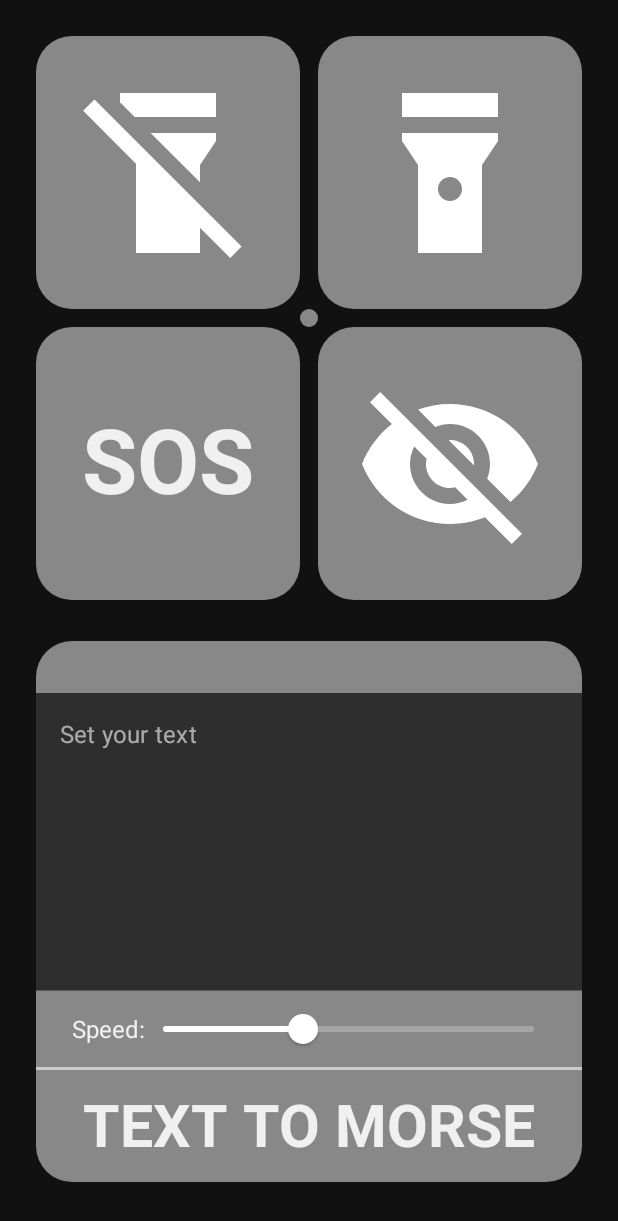
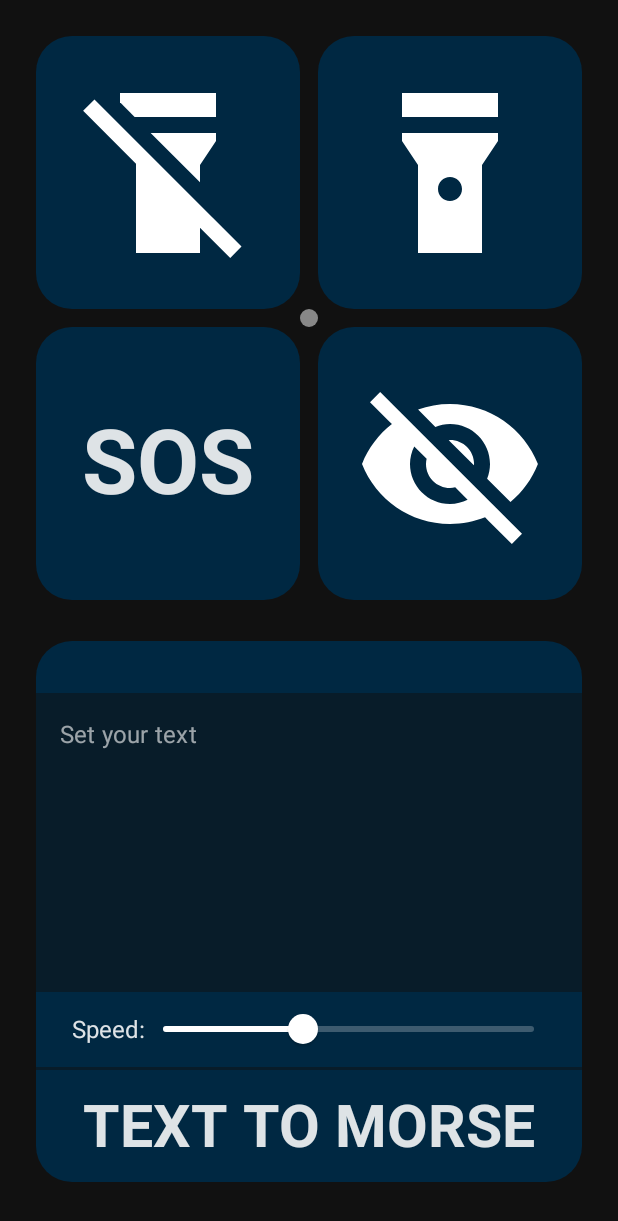
Before and after one commit to DEZZOMORF/morse-flashlight, an Android app built with Jetpack Compose: the screen it shows after launch (MainActivity), on a phone screen of 412 x 824 dp. Shown: the top 1221 px of the screen. Run offline under Robolectric (Android 15) with nearby library versions, the phone set to English and light mode, and no system bars; our stand-ins replace AdMob, Dagger/Hilt's generated code; 5 statements that could not run were skipped.

Commit message:
Changed colors

```diff
--- a/app/build.gradle
+++ b/app/build.gradle
@@ -86,9 +86,6 @@ dependencies {
     // Hilt
     implementation("androidx.hilt:hilt-navigation-compose:1.0.0")
 
-    // System UI controller
-    implementation "com.google.accompanist:accompanist-systemuicontroller:0.27.0"
-
     //Firebase
     implementation platform('com.google.firebase:firebase-bom:31.1.1')
     implementation 'com.google.firebase:firebase-analytics-ktx'
--- a/app/src/main/java/com/dezzomorf/morseflashlight/activity/MainActivity.kt
+++ b/app/src/main/java/com/dezzomorf/morseflashlight/activity/MainActivity.kt
@@ -16,11 +16,9 @@ import com.dezzomorf.morseflashlight.manager.InAppUpdateManager
 import com.dezzomorf.morseflashlight.ui.BannerAdView
 import com.dezzomorf.morseflashlight.ui.MainButtons
 import com.dezzomorf.morseflashlight.ui.MorseUi
-import com.dezzomorf.morseflashlight.ui.theme.DarkGray
 import com.dezzomorf.morseflashlight.ui.theme.MorseFlashlightTheme
 import com.dezzomorf.morseflashlight.ui.theme.defaultArrangementSpace
 import com.dezzomorf.morseflashlight.viewmodel.MainViewModel
-import com.google.accompanist.systemuicontroller.rememberSystemUiController
 import com.google.android.gms.ads.MobileAds
 import com.google.firebase.crashlytics.FirebaseCrashlytics
 import dagger.hilt.android.AndroidEntryPoint
@@ -38,10 +36,6 @@ class MainActivity : ComponentActivity() {
         setUpAdMob()
 
         setContent {
-            val systemUiController = rememberSystemUiController()
-            systemUiController.setSystemBarsColor(
-                color = DarkGray
-            )
             MorseFlashlightTheme(darkTheme = true) {
                 Surface(modifier = Modifier.fillMaxSize()) {
 
--- a/app/src/main/java/com/dezzomorf/morseflashlight/ui/FlashlightButton.kt
+++ b/app/src/main/java/com/dezzomorf/morseflashlight/ui/FlashlightButton.kt
@@ -9,8 +9,8 @@ import androidx.compose.runtime.Composable
 import androidx.compose.ui.Alignment
 import androidx.compose.ui.Modifier
 import androidx.compose.ui.draw.clip
-import androidx.compose.ui.graphics.Color
 import androidx.compose.ui.unit.dp
+import com.dezzomorf.morseflashlight.ui.theme.ViewBackground
 
 @Composable
 fun RoundCornerButton(
@@ -22,7 +22,7 @@ fun RoundCornerButton(
         contentAlignment = Alignment.Center,
         modifier = Modifier
             .clip(shape = RoundedCornerShape(24.dp))
-            .background(Color.Gray)
+            .background(ViewBackground)
             .clickable { onClick() }
             .then(modifier)) {
         content.invoke(this)
@@ -39,7 +39,7 @@ fun BottomRoundCornerButton(
         contentAlignment = Alignment.Center,
         modifier = Modifier
             .clip(shape = RoundedCornerShape(0.dp, 0.dp, 24.dp, 24.dp))
-            .background(Color.Gray)
+            .background(ViewBackground)
             .clickable { onClick() }
             .then(modifier)) {
         content.invoke(this)
--- a/app/src/main/java/com/dezzomorf/morseflashlight/ui/MorseUi.kt
+++ b/app/src/main/java/com/dezzomorf/morseflashlight/ui/MorseUi.kt
@@ -24,6 +24,7 @@ import androidx.compose.ui.unit.dp
 import androidx.compose.ui.unit.sp
 import com.dezzomorf.morseflashlight.R
 import com.dezzomorf.morseflashlight.`object`.FlashlightAction
+import com.dezzomorf.morseflashlight.ui.theme.ViewBackground
 import com.dezzomorf.morseflashlight.ui.theme.defaultContentPadding
 import com.dezzomorf.morseflashlight.viewmodel.MainViewModel
 
@@ -57,6 +58,7 @@ fun MorseUi(
                 .fillMaxSize()
                 .weight(4f)
         ) {
+            val color = ViewBackground.copy(alpha = 0.5f)
             TextField(
                 value = text,
                 onValueChange = { text = it },
@@ -66,7 +68,9 @@ fun MorseUi(
                 colors = TextFieldDefaults.textFieldColors(
                     focusedLabelColor = Color.White,
                     cursorColor = Color.White,
-                    focusedIndicatorColor = Color.Transparent
+                    focusedIndicatorColor = color,
+                    unfocusedIndicatorColor = Color.Transparent,
+                    backgroundColor = color
                 ),
                 keyboardActions = KeyboardActions(
                     onDone = {
@@ -90,7 +94,7 @@ fun MorseUi(
             modifier = Modifier
                 .fillMaxWidth()
                 .height(2.dp)
-                .background(Color.LightGray)
+                .background(ViewBackground.copy(alpha = 0.5f))
         )
 
         Row(
@@ -164,7 +168,7 @@ fun MorseTextProgress(morseText: String) {
                 .fillMaxWidth()
                 .align(Alignment.BottomStart)
                 .clip(shape = RoundedCornerShape(24.dp, 24.dp, 0.dp, 0.dp))
-                .background(Color.Gray)
+                .background(ViewBackground)
                 .padding(horizontal = 16.dp, vertical = 8.dp),
             onTextLayout = { textLayoutResult ->
                 if (textLayoutResult.hasVisualOverflow) {
@@ -185,7 +189,7 @@ fun MorseSpeedSlider(morseSpeed: (Float) -> Unit) {
         modifier = Modifier
             .fillMaxSize()
             .clip(shape = RoundedCornerShape(0.dp, 0.dp, 0.dp, 0.dp))
-            .background(Color.Gray)
+            .background(ViewBackground)
             .padding(horizontal = defaultContentPadding)
     ) {
         Text(
--- a/app/src/main/java/com/dezzomorf/morseflashlight/ui/theme/Color.kt
+++ b/app/src/main/java/com/dezzomorf/morseflashlight/ui/theme/Color.kt
@@ -6,4 +6,6 @@ val Purple200 = Color(0xFFBB86FC)
 val Purple500 = Color(0xFF6200EE)
 val Purple700 = Color(0xFF3700B3)
 val Teal200 = Color(0xFF03DAC5)
-val DarkGray = Color(0xFF111111)
+
+val AppBackground = Color(0xFF111111)
+val ViewBackground = Color(0xFF002842)
--- a/app/src/main/java/com/dezzomorf/morseflashlight/ui/theme/Theme.kt
+++ b/app/src/main/java/com/dezzomorf/morseflashlight/ui/theme/Theme.kt
@@ -11,7 +11,7 @@ private val DarkColorPalette = darkColors(
     primary = Purple200,
     primaryVariant = Purple700,
     secondary = Teal200,
-    surface = DarkGray,
+    surface = AppBackground,
     onSurface = Color.White,
 )
 
--- a/app/src/main/res/values/colors.xml
+++ b/app/src/main/res/values/colors.xml
@@ -7,4 +7,6 @@
     <color name="teal_700">#FF018786</color>
     <color name="black">#FF000000</color>
     <color name="white">#FFFFFFFF</color>
+
+    <color name="appBackgroundColor">#FF111111</color>
 </resources>
--- a/app/src/main/res/values/themes.xml
+++ b/app/src/main/res/values/themes.xml
@@ -2,6 +2,6 @@
 <resources>
 
     <style name="Theme.MorseFlashlight" parent="android:Theme.Material.Light.NoActionBar">
-        <item name="android:statusBarColor">@color/purple_700</item>
+        <item name="android:statusBarColor">@color/appBackgroundColor</item>
     </style>
 </resources>
```
